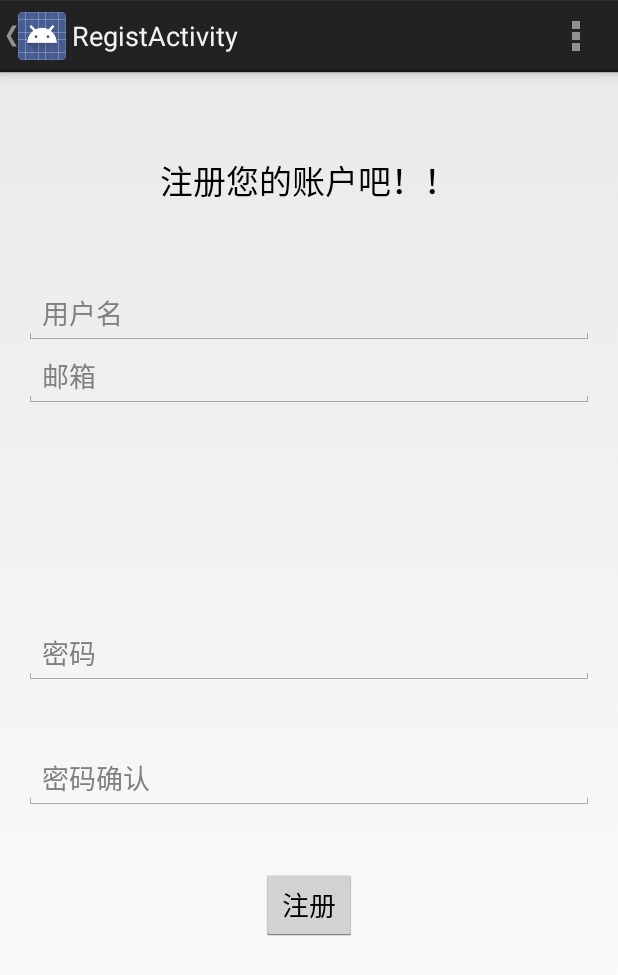
After one commit to liangpengfei/IronMan, an Android app: the RegistActivity screen opened directly, with no data from a screen before it, on a phone screen of 412 x 824 dp. The commit adds this screen. Shown: the top 975 px of the screen. Run offline under Robolectric (Android 15) with nearby library versions, the phone set to English and light mode, and no system bars.

Commit message:
add regist

```diff
--- a/app/src/main/AndroidManifest.xml
+++ b/app/src/main/AndroidManifest.xml
@@ -42,6 +42,12 @@
         <meta-data
             android:name="com.google.android.gms.version"
             android:value="@integer/google_play_services_version" />
+
+        <activity
+            android:name=".ui.RegistActivity"
+            android:label="@string/title_activity_regist"
+            android:parentActivityName=".ui.MainActivity">
+        </activity>
     </application>
     <!-- To access Google+ APIs: -->
     <uses-permission android:name="android.permission.INTERNET" />
--- /dev/null
+++ b/app/src/main/java/com/fei/peng/liang/ironman/ui/RegistActivity.java
@@ -0,0 +1,46 @@
+package com.fei.peng.liang.ironman.ui;
+
+import android.app.Activity;
+import android.os.Bundle;
+import android.view.Menu;
+import android.view.MenuItem;
+import android.view.View;
+import android.widget.EditText;
+
+import com.fei.peng.liang.ironman.R;
+
+public class RegistActivity extends Activity {
+
+    EditText username;
+
+    @Override
+    protected void onCreate(Bundle savedInstanceState) {
+        super.onCreate(savedInstanceState);
+        setContentView(R.layout.activity_regist);
+
+        getActionBar().setDisplayHomeAsUpEnabled(true);
+    }
+
+    public  void regist(View view){
+
+    }
+
+    @Override
+    public boolean onCreateOptionsMenu(Menu menu) {
+        // Inflate the menu; this adds items to the action bar if it is present.
+        getMenuInflater().inflate(R.menu.regist, menu);
+        return true;
+    }
+
+    @Override
+    public boolean onOptionsItemSelected(MenuItem item) {
+        // Handle action bar item clicks here. The action bar will
+        // automatically handle clicks on the Home/Up button, so long
+        // as you specify a parent activity in AndroidManifest.xml.
+        int id = item.getItemId();
+        if (id == R.id.action_settings) {
+            return true;
+        }
+        return super.onOptionsItemSelected(item);
+    }
+}
--- /dev/null
+++ b/app/src/main/res/layout/activity_regist.xml
@@ -0,0 +1,74 @@
+<RelativeLayout xmlns:android="http://schemas.android.com/apk/res/android"
+    xmlns:tools="http://schemas.android.com/tools"
+    android:layout_width="match_parent"
+    android:layout_height="match_parent"
+    android:paddingLeft="@dimen/activity_horizontal_margin"
+    android:paddingRight="@dimen/activity_horizontal_margin"
+    android:paddingTop="@dimen/activity_vertical_margin"
+    android:paddingBottom="@dimen/activity_vertical_margin"
+    tools:context="com.fei.peng.liang.ironman.ui.RegistActivity">
+
+
+    <TextView
+        android:layout_width="wrap_content"
+        android:layout_height="wrap_content"
+        android:textAppearance="?android:attr/textAppearanceLarge"
+        android:text="注册您的账户吧！！"
+        android:id="@+id/textView"
+        android:layout_alignParentTop="true"
+        android:layout_centerHorizontal="true"
+        android:layout_marginTop="39dp" />
+
+    <EditText
+        android:layout_width="match_parent"
+        android:layout_height="wrap_content"
+        android:id="@+id/et_regist_username"
+        android:layout_below="@+id/textView"
+        android:layout_centerHorizontal="true"
+        android:layout_marginTop="51dp"
+        android:hint="用户名" />
+
+    <EditText
+        android:layout_width="match_parent"
+        android:layout_height="wrap_content"
+        android:inputType="textEmailAddress"
+        android:ems="10"
+        android:id="@+id/et_regist_email"
+        android:layout_below="@+id/et_regist_username"
+        android:layout_alignParentLeft="true"
+        android:layout_alignParentStart="true"
+        android:hint="邮箱" />
+
+    <EditText
+        android:layout_width="match_parent"
+        android:layout_height="wrap_content"
+        android:inputType="textPassword"
+        android:ems="10"
+        android:id="@+id/et_regist_password"
+        android:layout_centerVertical="true"
+        android:layout_alignParentRight="true"
+        android:layout_alignParentEnd="true"
+        android:hint="密码" />
+
+    <EditText
+        android:layout_width="match_parent"
+        android:layout_height="wrap_content"
+        android:inputType="textPassword"
+        android:ems="10"
+        android:id="@+id/et_regist_password2"
+        android:layout_below="@+id/et_regist_password"
+        android:layout_marginTop="41dp"
+        android:layout_alignParentRight="true"
+        android:layout_alignParentEnd="true"
+        android:hint="密码确认" />
+
+    <Button
+        android:layout_width="wrap_content"
+        android:layout_height="wrap_content"
+        android:text="注册"
+        android:id="@+id/button_regist_regist"
+        android:layout_below="@+id/et_regist_password2"
+        android:layout_centerHorizontal="true"
+        android:layout_marginTop="39dp"
+        android:onClick="regist" />
+</RelativeLayout>
--- /dev/null
+++ b/app/src/main/res/menu/regist.xml
@@ -0,0 +1,8 @@
+<menu xmlns:android="http://schemas.android.com/apk/res/android"
+    xmlns:tools="http://schemas.android.com/tools"
+    tools:context="com.fei.peng.liang.ironman.ui.RegistActivity" >
+    <item android:id="@+id/action_settings"
+        android:title="@string/action_settings"
+        android:orderInCategory="100"
+        android:showAsAction="never" />
+</menu>
--- a/app/src/main/res/values/strings.xml
+++ b/app/src/main/res/values/strings.xml
@@ -20,4 +20,6 @@
     <string name="title_private_protect">隐私保护</string>
     <string name="title_app_manager">软件管理</string>
     <string name="title_usually_function">常用功能</string>
+    <string name="title_activity_regist">RegistActivity</string>
+
 </resources>
```
Also changed, not shown: app/src/main/java/com/fei/peng/liang/ironman/ui/MainActivity.java (+24 -3 lines), app/src/main/res/layout/activity_main_never.xml (+27 -78 lines), app/src/main/res/layout/fragment_main.xml (deleted, +0 -17 lines), app/src/main/res/layout/fragment_main_ever.xml (added, +14 -0 lines), app/src/main/res/layout/fragment_main_never.xml (added, +82 -0 lines).
